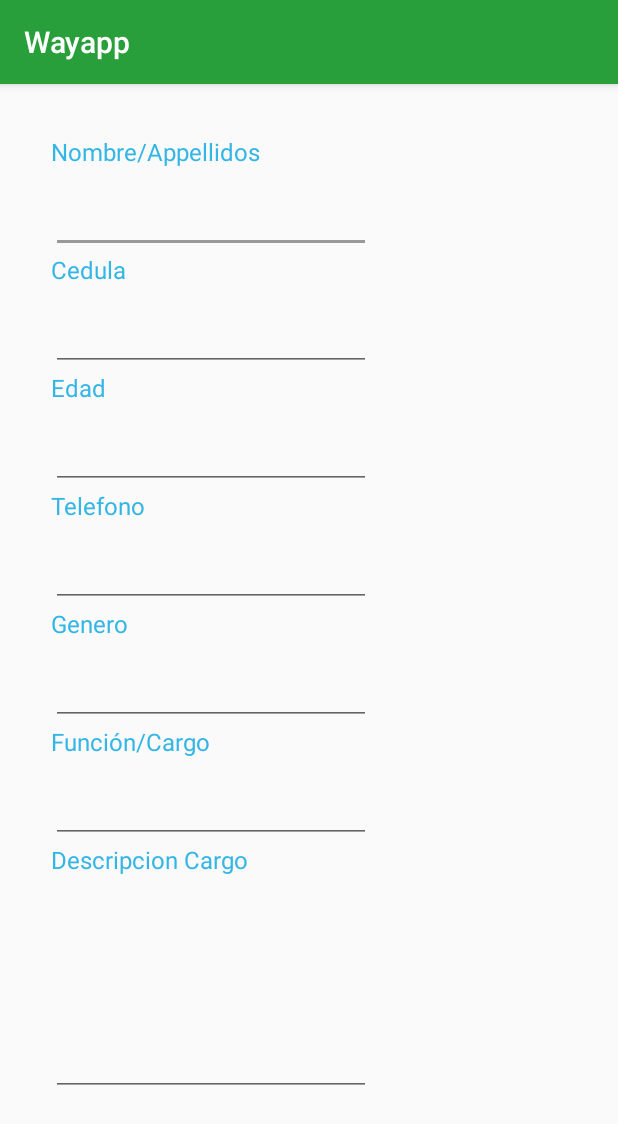
After one commit to AndrzzOsorio/Wayapp, an Android app: the encuesta screen opened directly, with no data from a screen before it, on a phone screen of 412 x 824 dp. The commit adds this screen. Shown: the top 1124 px of the screen. Run offline under Robolectric (Android 15) with nearby library versions, the phone set to English and light mode, and no system bars; network calls fail.

Commit message:
Encuesta

```diff
--- a/app/src/main/AndroidManifest.xml
+++ b/app/src/main/AndroidManifest.xml
@@ -45,6 +45,7 @@
             android:name=".RancheriaActivity"
             android:label="@string/title_activity_rancheria"
             android:theme="@style/AppTheme.NoActionBar" />
+        <activity android:name=".encuesta"></activity>
     </application>
 
 </manifest>
--- a/app/src/main/java/com/proyecto/integrador/wayapp/NavigationActivity.java
+++ b/app/src/main/java/com/proyecto/integrador/wayapp/NavigationActivity.java
@@ -81,6 +81,7 @@ public class NavigationActivity extends AppCompatActivity
     View escuelalayout;
     View corrallayout;
     View cultivolayout;
+    View encuestalayout;
 
 //controles casa
     Button agregarc;
@@ -144,6 +145,8 @@ public class NavigationActivity extends AppCompatActivity
         escuelalayout =  findViewById(R.id.escuelalayout);
         corrallayout = findViewById(R.id.corrallayout);
         cultivolayout = findViewById(R.id.cultivolayout);
+        encuestalayout = findViewById(R.id.encuestalayout);
+
 
         delimitar = (FloatingActionButton) findViewById(R.id.delimitar);
         encuesta = (FloatingActionButton) findViewById(R.id.encuesta);
@@ -608,6 +611,19 @@ public class NavigationActivity extends AppCompatActivity
             supportMapFragment.getView().setVisibility(View.INVISIBLE);
 
         }
+        else if (id == R.id.aencuesta) {
+            delimitar.setVisibility(View.INVISIBLE);
+            delimitarfin.setVisibility(View.INVISIBLE);
+            encuestalayout.setVisibility(View.VISIBLE);
+            acceso.setVisibility(View.INVISIBLE);
+            loadn.setVisibility(View.INVISIBLE);
+            casalayout.setVisibility(View.INVISIBLE);
+            escuelalayout.setVisibility(View.INVISIBLE);
+            corrallayout.setVisibility(View.INVISIBLE);
+            cultivolayout.setVisibility(View.INVISIBLE);
+            supportMapFragment.getView().setVisibility(View.INVISIBLE);
+
+        }
         else if (id == R.id.refrescar) {
             delimitar.setVisibility(View.INVISIBLE);
             delimitarfin.setVisibility(View.INVISIBLE);
@@ -621,6 +637,7 @@ public class NavigationActivity extends AppCompatActivity
             supportMapFragment.getView().setVisibility(View.VISIBLE);
 
         }
+
 
         DrawerLayout drawer = (DrawerLayout) findViewById(R.id.drawer_layout);
         drawer.closeDrawer(GravityCompat.START);
--- /dev/null
+++ b/app/src/main/java/com/proyecto/integrador/wayapp/encuesta.java
@@ -0,0 +1,13 @@
+package com.proyecto.integrador.wayapp;
+
+import android.support.v7.app.AppCompatActivity;
+import android.os.Bundle;
+
+public class encuesta extends AppCompatActivity {
+
+    @Override
+    protected void onCreate(Bundle savedInstanceState) {
+        super.onCreate(savedInstanceState);
+        setContentView(R.layout.activity_encuesta);
+    }
+}
--- a/app/src/main/res/layout/activity_corral.xml
+++ b/app/src/main/res/layout/activity_corral.xml
@@ -77,4 +77,5 @@
         android:layout_marginBottom="53dp"
         android:layout_alignParentBottom="true"
         android:layout_centerHorizontal="true" />
+
 </RelativeLayout>
--- /dev/null
+++ b/app/src/main/res/layout/activity_encuesta.xml
@@ -0,0 +1,188 @@
+<?xml version="1.0" encoding="utf-8"?>
+<RelativeLayout xmlns:android="http://schemas.android.com/apk/res/android"
+    xmlns:tools="http://schemas.android.com/tools"
+    android:id="@+id/encuestalayout"
+    android:layout_width="match_parent"
+    android:layout_height="match_parent"
+    android:paddingBottom="@dimen/activity_vertical_margin"
+    android:paddingLeft="@dimen/activity_horizontal_margin"
+    android:paddingRight="@dimen/activity_horizontal_margin"
+    android:paddingTop="@dimen/activity_vertical_margin"
+    tools:context="com.proyecto.integrador.wayapp.encuesta">
+
+<RelativeLayout
+    android:layout_width="match_parent"
+    android:layout_height="match_parent">
+
+    <TextView
+        android:text="Nombre/Appellidos"
+        android:layout_width="wrap_content"
+        android:layout_height="wrap_content"
+        android:layout_alignParentTop="true"
+        android:layout_alignParentLeft="true"
+        android:layout_alignParentStart="true"
+        android:layout_marginLeft="18dp"
+        android:layout_marginStart="18dp"
+        android:layout_marginTop="18dp"
+        android:id="@+id/lblNombre"
+        android:textAppearance="@style/TextAppearance.AppCompat.Subhead"
+        android:textSize="16sp"
+        android:textColor="@android:color/holo_blue_light" />
+
+    <EditText
+        android:layout_width="wrap_content"
+        android:layout_height="wrap_content"
+        android:inputType="textPersonName"
+        android:ems="10"
+        android:layout_below="@+id/lblNombre"
+        android:layout_alignLeft="@+id/lblNombre"
+        android:layout_alignStart="@+id/lblNombre"
+        android:layout_marginTop="11dp"
+        android:id="@+id/encNombre" />
+
+    <TextView
+        android:text="Cedula"
+        android:layout_width="wrap_content"
+        android:layout_height="wrap_content"
+        android:id="@+id/lblCedula"
+        android:textAppearance="@style/TextAppearance.AppCompat.Subhead"
+        android:textSize="16sp"
+        android:textColor="@android:color/holo_blue_light"
+        android:layout_below="@+id/encNombre"
+        android:layout_alignLeft="@+id/encNombre"
+        android:layout_alignStart="@+id/encNombre" />
+
+    <EditText
+        android:layout_width="wrap_content"
+        android:layout_height="wrap_content"
+        android:inputType="textPersonName"
+        android:ems="10"
+        android:layout_marginTop="11dp"
+        android:id="@+id/encCedula"
+        android:layout_below="@+id/lblCedula"
+        android:layout_alignLeft="@+id/lblCedula"
+        android:layout_alignStart="@+id/lblCedula" />
+
+    <TextView
+        android:text="Edad"
+        android:layout_width="wrap_content"
+        android:layout_height="wrap_content"
+        android:id="@+id/lblEdad"
+        android:textAppearance="@style/TextAppearance.AppCompat.Subhead"
+        android:textSize="16sp"
+        android:textColor="@android:color/holo_blue_light"
+        android:layout_below="@+id/encCedula"
+        android:layout_alignLeft="@+id/encCedula"
+        android:layout_alignStart="@+id/encCedula" />
+
+    <EditText
+        android:layout_width="wrap_content"
+        android:layout_height="wrap_content"
+        android:inputType="textPersonName"
+        android:ems="10"
+        android:layout_marginTop="11dp"
+        android:id="@+id/encEdad"
+        android:layout_below="@+id/lblEdad"
+        android:layout_alignLeft="@+id/lblEdad"
+        android:layout_alignStart="@+id/lblEdad" />
+
+    <TextView
+        android:text="Telefono"
+        android:layout_width="wrap_content"
+        android:layout_height="wrap_content"
+        android:id="@+id/lblTelefono"
+        android:textAppearance="@style/TextAppearance.AppCompat.Subhead"
+        android:textSize="16sp"
+        android:textColor="@android:color/holo_blue_light"
+        android:layout_below="@+id/encEdad"
+        android:layout_alignLeft="@+id/encEdad"
+        android:layout_alignStart="@+id/encEdad" />
+
+    <EditText
+        android:layout_width="wrap_content"
+        android:layout_height="wrap_content"
+        android:inputType="textPersonName"
+        android:ems="10"
+        android:layout_marginTop="11dp"
+        android:id="@+id/encTelefono"
+        android:layout_below="@+id/lblTelefono"
+        android:layout_alignLeft="@+id/lblTelefono"
+        android:layout_alignStart="@+id/lblTelefono" />
+
+    <TextView
+        android:text="Genero"
+        android:layout_width="wrap_content"
+        android:layout_height="wrap_content"
+        android:id="@+id/lblGenero"
+        android:textAppearance="@style/TextAppearance.AppCompat.Subhead"
+        android:textSize="16sp"
+        android:textColor="@android:color/holo_blue_light"
+        android:layout_below="@+id/encTelefono"
+        android:layout_alignLeft="@+id/encTelefono"
+        android:layout_alignStart="@+id/encTelefono" />
+
+    <EditText
+        android:layout_width="wrap_content"
+        android:layout_height="wrap_content"
+        android:inputType="textPersonName"
+        android:ems="10"
+        android:layout_marginTop="11dp"
+        android:id="@+id/encGenero"
+        android:layout_below="@+id/lblGenero"
+        android:layout_alignLeft="@+id/lblGenero"
+        android:layout_alignStart="@+id/lblGenero" />
+
+    <TextView
+        android:text="Función/Cargo"
+        android:layout_width="wrap_content"
+        android:layout_height="wrap_content"
+        android:id="@+id/lblCargo"
+        android:textAppearance="@style/TextAppearance.AppCompat.Subhead"
+        android:textSize="16sp"
+        android:textColor="@android:color/holo_blue_light"
+        android:layout_below="@+id/encGenero"
+        android:layout_alignLeft="@+id/encGenero"
+        android:layout_alignStart="@+id/encGenero" />
+
+    <EditText
+        android:layout_width="wrap_content"
+        android:layout_height="wrap_content"
+        android:inputType="textPersonName"
+        android:ems="10"
+        android:layout_marginTop="11dp"
+        android:id="@+id/encCargo"
+        android:layout_below="@+id/lblCargo"
+        android:layout_alignLeft="@+id/lblCargo"
+        android:layout_alignStart="@+id/lblCargo" />
+
+    <TextView
+        android:text="Descripcion Cargo"
+        android:layout_width="wrap_content"
+        android:layout_height="wrap_content"
+        android:id="@+id/lblDescripcion"
+        android:textAppearance="@style/TextAppearance.AppCompat.Subhead"
+        android:textSize="16sp"
+        android:textColor="@android:color/holo_blue_light"
+        android:layout_below="@+id/encCargo"
+        android:layout_alignLeft="@+id/encCargo"
+        android:layout_alignStart="@+id/encCargo" />
+
+    <EditText
+        android:layout_width="wrap_content"
+        android:inputType="textMultiLine"
+        android:ems="20"
+        android:layout_below="@+id/lblDescripcion"
+        android:layout_marginTop="13dp"
+        android:id="@+id/encDescripcion"
+        android:textAppearance="@style/TextAppearance.AppCompat.Body1"
+        android:layout_alignRight="@+id/encCargo"
+        android:layout_alignEnd="@+id/encCargo"
+        android:singleLine="false"
+        android:selectAllOnFocus="false"
+        android:layout_alignLeft="@+id/lblDescripcion"
+        android:layout_alignStart="@+id/lblDescripcion"
+        android:layout_height="200px" />
+</RelativeLayout>
+
+
+</RelativeLayout>
--- a/app/src/main/res/layout/content_navigation.xml
+++ b/app/src/main/res/layout/content_navigation.xml
@@ -104,6 +104,10 @@
         android:id="@+id/cultivolayout"
         android:visibility="invisible"
         ></include>
+    <include layout="@layout/activity_encuesta"
+        android:id="@+id/encuestalayout"
+        android:visibility="invisible"
+        ></include>
 
 
 </RelativeLayout>
--- a/app/src/main/res/menu/activity_navigation_drawer.xml
+++ b/app/src/main/res/menu/activity_navigation_drawer.xml
@@ -43,7 +43,7 @@
         <item android:title="Encuestas">
             <menu>
                 <item
-                    android:id="@+id/encuesta"
+                    android:id="@+id/aencuesta"
                     android:icon="@drawable/ic_menu_gallery"
                     android:title="Encuesta" />
                 <item
--- a/build.gradle
+++ b/build.gradle
@@ -5,7 +5,7 @@ buildscript {
         jcenter()
     }
     dependencies {
-        classpath 'com.android.tools.build:gradle:2.2.2'
+        classpath 'com.android.tools.build:gradle:2.2.3'
 
         // NOTE: Do not place your application dependencies here; they belong
         // in the individual module build.gradle files
```
